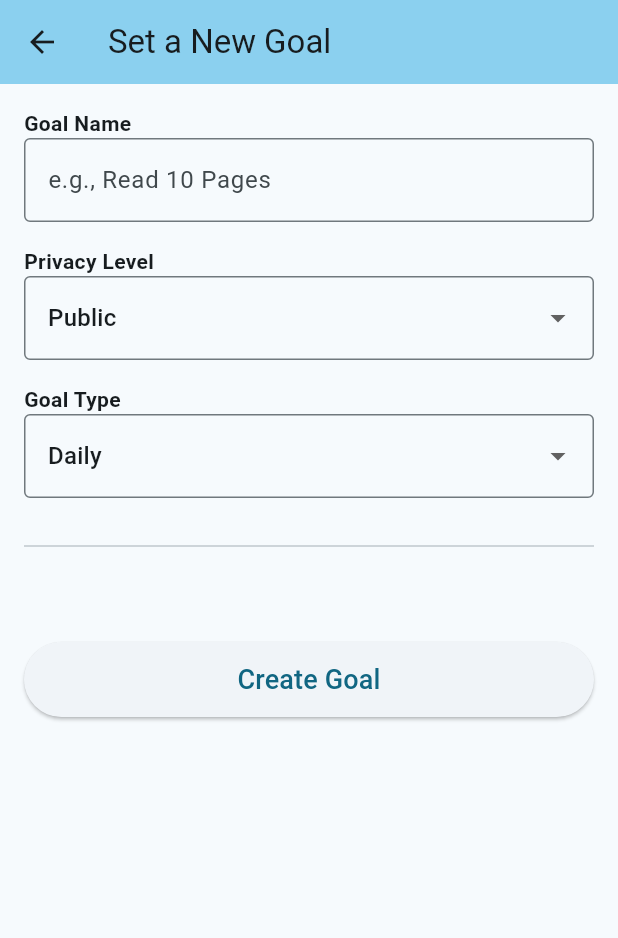
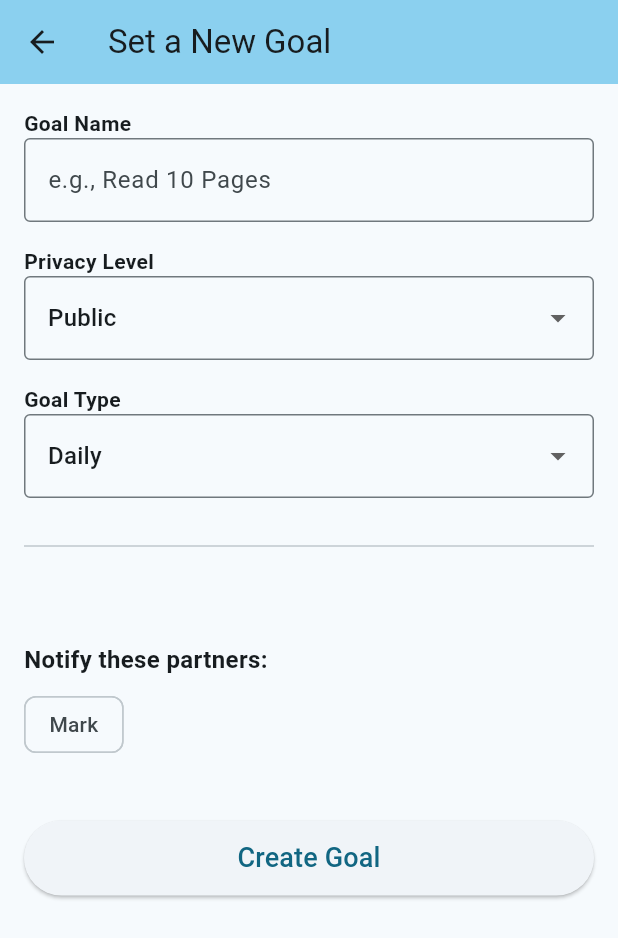
Before and after one commit to jaredroth98/Make-It-Happen, a Flutter app: the AddGoalScreen screen opened directly, on a phone screen of 412 x 824 dp. Shown: the top 938 px of the screen. Run offline on Flutter 3.47's test engine with Material 3 defaults, Android fonts, the phone set to English and light mode, and no system bars; our stand-ins replace table_calendar.

Commit message:
Create accountability partners list

```diff
--- a/lib/main.dart
+++ b/lib/main.dart
@@ -1,5 +1,6 @@
 import 'package:flutter/material.dart';
 import 'screens/goals_screen.dart';
+import 'screens/accountability_screen.dart';
 
 // 1. The Spark Plug
 void main() {
@@ -39,7 +40,7 @@ class _MainNavigationState extends State<MainNavigation> {
   static List<Widget> _screens = [
     const GoalsScreen(),
     const Center(child: Text('Social screen UI goes here', style: TextStyle(fontSize: 24))),
-    const Center(child: Text('Accountability UI Goes here', style: TextStyle(fontSize: 24))),
+    const AccountabilityScreen(),
     const Center(child: Text('Account settings UI goes here', style: TextStyle(fontSize: 24))),
   ];
 
--- a/lib/models/goal.dart
+++ b/lib/models/goal.dart
@@ -1,4 +1,16 @@
+import 'package:make_it_happen/models/partner.dart';
+
 enum PrivacyLevel { public, private, hidden }
+
+class GoalPartner {
+  AccountabilityPartner partner;
+  bool hasAcceptedGoal;
+
+  GoalPartner({
+    required this.partner,
+    this.hasAcceptedGoal = false,
+  });
+}
 
 /// Every goal will share these properties
 abstract class Goal {
@@ -6,12 +18,14 @@ abstract class Goal {
   String title;
   DateTime createdAt;
   PrivacyLevel privacy;
+  List<GoalPartner> assignedPartners;
 
   Goal({
     required this.id,
     required this.title,
     required this.createdAt,
     this.privacy = PrivacyLevel.public,
+    this.assignedPartners = const [],
   });
 
   double calculateProgress();
--- /dev/null
+++ b/lib/models/partner.dart
@@ -0,0 +1,19 @@
+class AccountabilityPartner {
+  String id;
+  String firstName;
+  String email;
+  bool isVerified; // Tracks general consent
+
+  AccountabilityPartner({
+    required this.id,
+    required this.firstName,
+    required this.email,
+    this.isVerified = false,
+  });
+}
+
+// MOCK DATA
+List<AccountabilityPartner> myNetwork = [
+  AccountabilityPartner(id: 'p1', firstName: 'Mark', email: 'mark@example.com', isVerified: true),
+  AccountabilityPartner(id: 'p2', firstName: 'Sarah', email: 'sarah@example.com', isVerified: false),
+];
--- a/lib/screens/add_goal_screen.dart
+++ b/lib/screens/add_goal_screen.dart
@@ -1,5 +1,6 @@
 import 'package:flutter/material.dart';
-import '../models/goal.dart'; // Import your data models
+import '../models/goal.dart';
+import '../models/partner.dart';
 
 class AddGoalScreen extends StatefulWidget {
   const AddGoalScreen({super.key});
@@ -15,6 +16,9 @@ class _AddGoalScreenState extends State<AddGoalScreen> {
   // Default Selections
   String _selectedGoalType = 'Daily';
   PrivacyLevel _selectedPrivacy = PrivacyLevel.public;
+
+  // Holds the partners the user selects for this specific goal
+  final List<AccountabilityPartner> _selectedPartners = [];
 
   // Dynamic States for specific goals
   bool _requireSequential = false; // For Objective Goals
@@ -124,7 +128,36 @@ class _AddGoalScreenState extends State<AddGoalScreen> {
 
             const SizedBox(height: 40),
 
-            /// --- 3. SAVE BUTTON ---
+            /// --- 3. ACCOUNTABILITY PARTNERS ---
+
+            const Text("Notify these partners:", style: TextStyle(fontWeight: FontWeight.bold, fontSize: 16)),
+            const SizedBox(height: 8),
+            Wrap(
+              spacing: 8.0,
+              runSpacing: 4.0,
+              // We filter the network to ONLY show verified partners!
+              children: myNetwork.where((p) => p.isVerified).map((partner) {
+                final isSelected = _selectedPartners.contains(partner);
+
+                return FilterChip(
+                  label: Text(partner.firstName),
+                  selected: isSelected,
+                  onSelected: (bool selected) {
+                    setState(() {
+                      if (selected) {
+                        _selectedPartners.add(partner);
+                      } else {
+                        _selectedPartners.remove(partner);
+                      }
+                    });
+                  },
+                );
+              }).toList(),
+            ),
+            const SizedBox(height: 40),
+
+            /// --- 4. SAVE BUTTON ---
+
             SizedBox(
               width: double.infinity,
               height: 50,
@@ -136,6 +169,11 @@ class _AddGoalScreenState extends State<AddGoalScreen> {
 
                   // Fallback in case they leave it completely blank
                   if (title.isEmpty) title = "My New Goal";
+
+                  // Wrap the selected partners with the GoalPartner wrapper (defaulting to hasAcceptedGoal: false)
+                  List<GoalPartner> wrappedPartners = _selectedPartners.map((p) {
+                    return GoalPartner(partner: p, hasAcceptedGoal: false);
+                  }).toList();
 
                   Goal ? createdGoal;
 
```
Also changed, not shown: lib/screens/accountability_screen.dart (added, +75 -0 lines).
